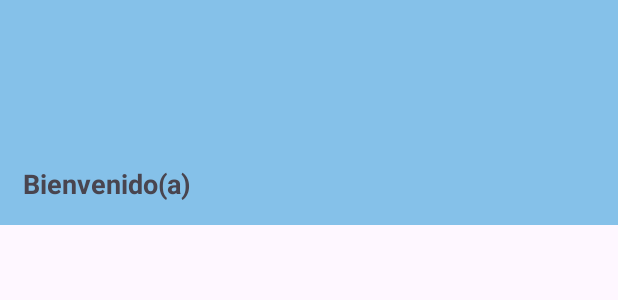
After one commit to Cesar183/TiendaVirtual, an Android app: the layout nav_header_vendedor.xml on its own in the app's theme, with its tools: preview values and no code run, on a phone screen of 412 x 824 dp. The commit adds this screen. Shown: the top 300 px of the screen. Run offline under Robolectric (Android 15) with nearby library versions, the phone set to English and light mode, and no system bars.

Commit message:
Se agrega encabezado vendedor

```diff
--- a/app/build.gradle.kts
+++ b/app/build.gradle.kts
@@ -47,6 +47,8 @@ dependencies {
     implementation(libs.androidx.activity)
     implementation(libs.androidx.constraintlayout)
     implementation(libs.lottie)
+    implementation(libs.firebase.auth)
+    implementation(libs.firebaseDatabase)
     testImplementation(libs.junit)
     androidTestImplementation(libs.androidx.junit)
     androidTestImplementation(libs.androidx.espresso.core)
--- /dev/null
+++ b/app/src/main/res/layout/nav_header_vendedor.xml
@@ -0,0 +1,20 @@
+<?xml version="1.0" encoding="utf-8"?>
+<androidx.appcompat.widget.LinearLayoutCompat
+    xmlns:android="http://schemas.android.com/apk/res/android"
+    android:layout_width="match_parent"
+    android:gravity="bottom"
+    android:layout_height="150dp"
+    android:background="@color/celeste_claro"
+    android:paddingStart="15dp"
+    android:paddingTop="15dp"
+    android:paddingEnd="15dp"
+    android:paddingBottom="15dp">
+
+    <TextView
+        android:layout_width="wrap_content"
+        android:layout_height="wrap_content"
+        android:text="@string/txt_bienvenida"
+        android:textSize="18sp"
+        android:textStyle="bold" />
+
+</androidx.appcompat.widget.LinearLayoutCompat>
--- a/app/src/main/res/values-night/themes.xml
+++ b/app/src/main/res/values-night/themes.xml
@@ -2,6 +2,6 @@
     <!-- Base application theme. -->
     <style name="Base.Theme.TiendaVirtual" parent="Theme.Material3.DayNight.NoActionBar">
         <!-- Customize your dark theme here. -->
-        <!-- <item name="colorPrimary">@color/my_dark_primary</item> -->
+        <item name="colorPrimary">@color/celeste_oscuro</item>
     </style>
 </resources>
--- a/app/src/main/res/values/themes.xml
+++ b/app/src/main/res/values/themes.xml
@@ -2,7 +2,7 @@
     <!-- Base application theme. -->
     <style name="Base.Theme.TiendaVirtual" parent="Theme.Material3.DayNight.NoActionBar">
         <!-- Customize your light theme here. -->
-        <!-- <item name="colorPrimary">@color/my_light_primary</item> -->
+        <item name="colorPrimary">@color/celeste_claro</item>
     </style>
 
     <style name="Theme.TiendaVirtual" parent="Base.Theme.TiendaVirtual" />
--- a/gradle/libs.versions.toml
+++ b/gradle/libs.versions.toml
@@ -11,6 +11,8 @@ activity = "1.11.0"
 constraintlayout = "2.2.1"
 lottieV="6.6.10"
 googleServiceV="4.4.4"
+firebaseAuthV="24.0.1"
+firebaseDataBaseV="22.0.1"
 
 [libraries]
 androidx-core-ktx = { group = "androidx.core", name = "core-ktx", version.ref = "coreKtx" }
@@ -22,6 +24,8 @@ material = { group = "com.google.android.material", name = "material", version.r
 androidx-activity = { group = "androidx.activity", name = "activity", version.ref = "activity" }
 androidx-constraintlayout = { group = "androidx.constraintlayout", name = "constraintlayout", version.ref = "constraintlayout" }
 lottie = {group = "com.airbnb.android", name = "lottie", version.ref = "lottieV"}
+firebase-auth = {group = "com.google.firebase", name = "firebase-auth", version.ref = "firebaseAuthV"}
+firebaseDatabase = {group = "com.google.firebase", name = "firebase-database", version.ref = "firebaseDataBaseV"}
 
 [plugins]
 android-application = { id = "com.android.application", version.ref = "agp" }
```
Also changed, not shown: app/src/main/java/com/app/tiendavirtual/SplashScreenActivity.kt (+18 -0 lines), app/src/main/res/layout/activity_main_vendedor.xml (+18 -3 lines).
